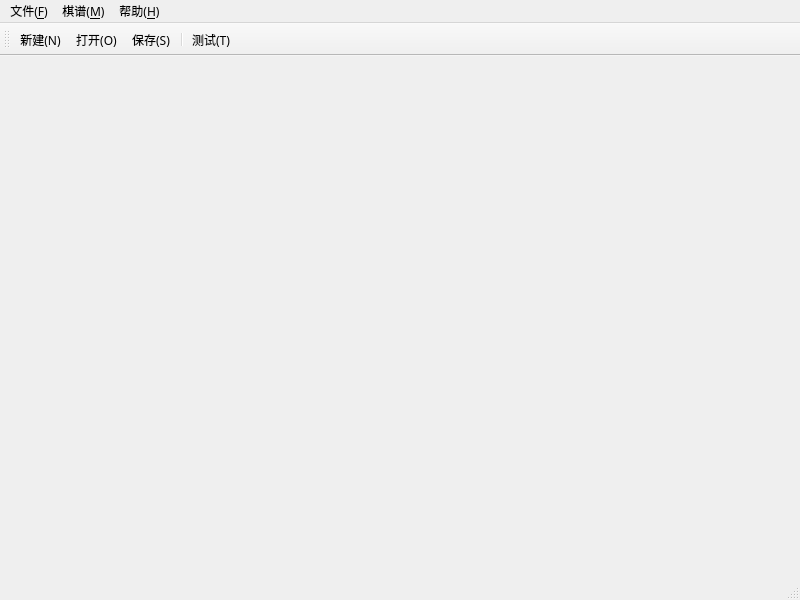
The window that mainwindow.ui (hbsxcjp/cchess_qt) describes before a commit, drawn with Qt 5.
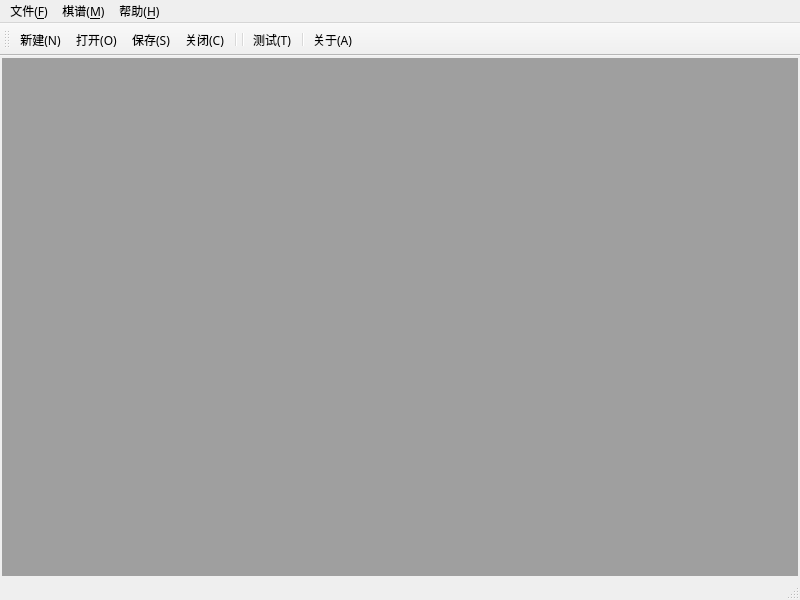
The same window after the commit. Icons and pictures are not drawn.

The edit to the form file:
```diff
--- a/mainwindow.ui
+++ b/mainwindow.ui
@@ -19,7 +19,33 @@
   <property name="windowTitle">
    <string>学象棋</string>
   </property>
-  <widget class="QWidget" name="centralwidget"/>
+  <widget class="QWidget" name="centralwidget">
+   <property name="font">
+    <font>
+     <family>微软雅黑</family>
+    </font>
+   </property>
+   <layout class="QHBoxLayout" name="horizontalLayout">
+    <property name="spacing">
+     <number>2</number>
+    </property>
+    <property name="leftMargin">
+     <number>2</number>
+    </property>
+    <property name="topMargin">
+     <number>2</number>
+    </property>
+    <property name="rightMargin">
+     <number>2</number>
+    </property>
+    <property name="bottomMargin">
+     <number>2</number>
+    </property>
+    <item>
+     <widget class="QMdiArea" name="mdiArea"/>
+    </item>
+   </layout>
+  </widget>
   <widget class="QMenuBar" name="menubar">
    <property name="geometry">
     <rect>
@@ -73,8 +99,12 @@
    <addaction name="actNew"/>
    <addaction name="actOpen"/>
    <addaction name="actSave"/>
+   <addaction name="actClose"/>
+   <addaction name="separator"/>
    <addaction name="separator"/>
    <addaction name="actTest"/>
+   <addaction name="separator"/>
+   <addaction name="actAbout"/>
   </widget>
   <action name="actNew">
    <property name="icon">
@@ -151,6 +181,36 @@
     <string>Ctrl+T</string>
    </property>
   </action>
+  <action name="actClose">
+   <property name="icon">
+    <iconset resource="res.qrc">
+     <normaloff>:/res/error.svg</normaloff>:/res/error.svg</iconset>
+   </property>
+   <property name="text">
+    <string>关闭(&amp;C)</string>
+   </property>
+   <property name="toolTip">
+    <string>关闭一个棋局</string>
+   </property>
+   <property name="shortcut">
+    <string>Ctrl+W</string>
+   </property>
+  </action>
+  <action name="actAbout">
+   <property name="icon">
+    <iconset resource="res.qrc">
+     <normaloff>:/res/message.svg</normaloff>:/res/message.svg</iconset>
+   </property>
+   <property name="text">
+    <string>关于(&amp;A)</string>
+   </property>
+   <property name="toolTip">
+    <string>关于本软件的信息</string>
+   </property>
+   <property name="shortcut">
+    <string>Ctrl+A</string>
+   </property>
+  </action>
  </widget>
  <resources>
   <include location="res.qrc"/>
```
Left out of the diff: 15 changed lines with no effect on the pictures.
